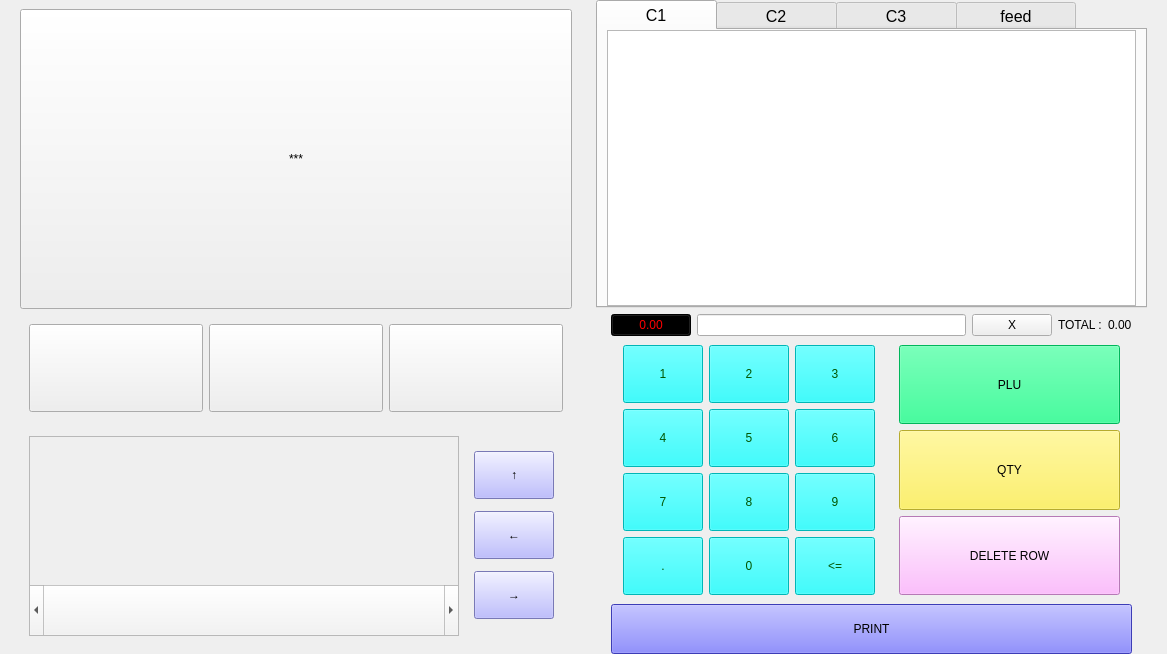
Old version of the form common_support/ui/UI.ui in the repository fazalfzl/choice.
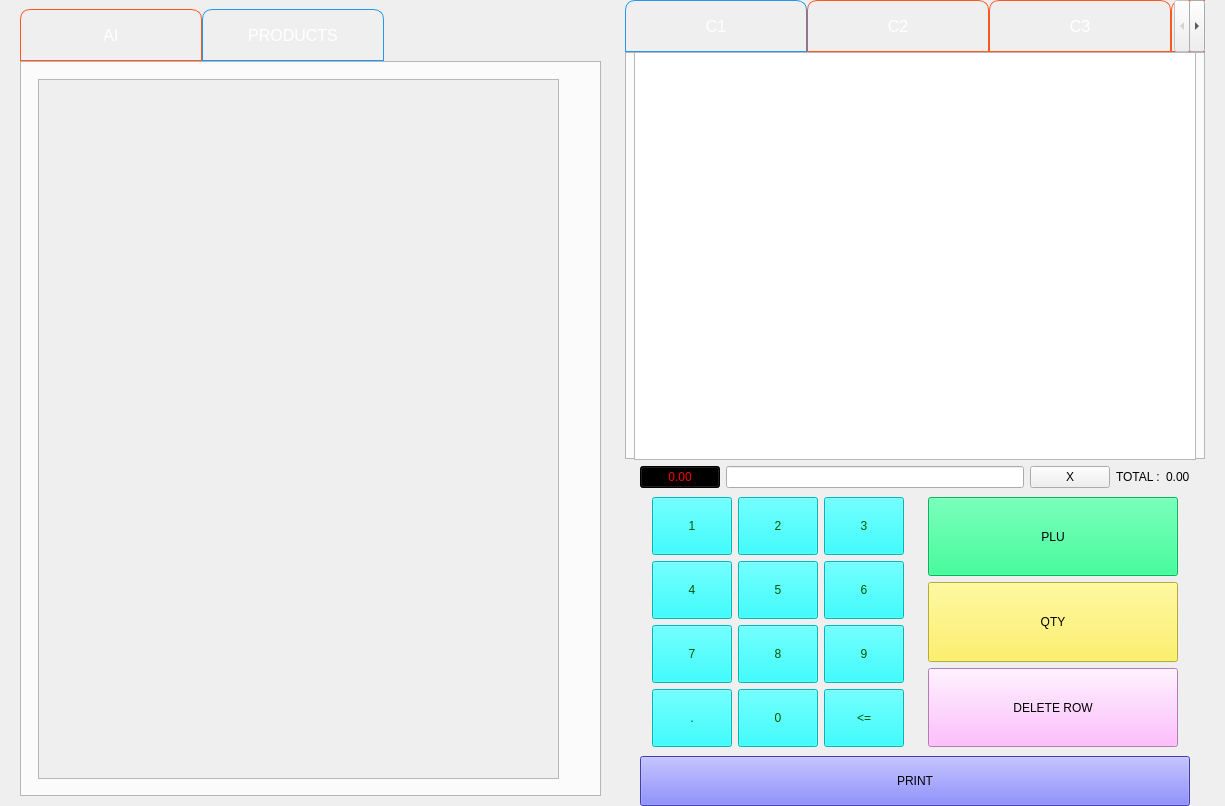
New version of the form. The open tabs and pages were chosen to show the change.

```diff
--- a/common_support/ui/UI.ui
+++ b/common_support/ui/UI.ui
@@ -6,8 +6,8 @@
    <rect>
     <x>0</x>
     <y>0</y>
-    <width>1167</width>
-    <height>654</height>
+    <width>1225</width>
+    <height>806</height>
    </rect>
   </property>
   <property name="windowTitle">
@@ -22,7 +22,59 @@
    </property>
    <item row="0" column="0">
     <widget class="QWidget" name="widget" native="true">
-     <layout class="QGridLayout" name="gridLayout_2" rowstretch="3,0,0">
+     <layout class="QGridLayout" name="gridLayout_17">
+      <item row="0" column="0">
+       <widget class="QTabWidget" name="tabWidget_2">
+        <property name="styleSheet">
+         <string notr="true">QTabWidget::pane {
+    background: #fff; 
+}
+
+QTabBar::tab {
+ height: 30px;  /* Adjust the height of the tabs */
+    width: 120px;  /* Adjust the width of the tabs */
+    font-size: 16px;  /* Adjust the font size of the tabs */
+    background: qlineargradient(x1: 0, y1: 0, x2: 0, y2: 1,
+                                stop: 0 #ff5722, stop: 1 #ff7043);
+    color: #fff;
+    padding: 10px 30px;
+    border-top-left-radius: 10px;
+    border-top-right-radius: 10px;
+    border-bottom-left-radius: 0px;
+    border-bottom-right-radius: 0px;
+    border: 1px solid #ff5722;  
+}
+ 
+QTabBar::tab:hover {
+    background: qlineargradient(x1: 0, y1: 0, x2: 0, y2: 1,
+                                stop: 0 #ff7043, stop: 1 #ff8a65);
+}
+ 
+QTabBar::tab:selected {
+    background: qlineargradient(x1: 0, y1: 0, x2: 0, y2: 1,
+                                stop: 0 #2196F3, stop: 1 #1976D2);
+    color: #fff;
+    border-top-left-radius: 10px;
+    border-top-right-radius: 10px;
+    border-bottom-left-radius: 0px;
+    border-bottom-right-radius: 0px;
+    border: 1px solid #2196F3;
+}
+ 
+QTabBar::tab:selected:hover {
+    background: qlineargradient(x1: 0, y1: 0, x2: 0, y2: 1,
+                                stop: 0 #1976D2, stop: 1 #0D47A1);
+}
+</string>
+        </property>
+        <property name="currentIndex">
+         <number>0</number>
+        </property>
+        <widget class="QWidget" name="tab">
+         <attribute name="title">
+          <string>AI</string>
+         </attribute>
+         <layout class="QGridLayout" name="gridLayout_2">
       <item row="1" column="0">
        <widget class="QWidget" name="widget_2" native="true">
         <property name="styleSheet">
@@ -84,40 +136,26 @@
         </property>
        </widget>
       </item>
-      <item row="2" column="0">
+         </layout>
+        </widget>
+        <widget class="QWidget" name="tab_2">
+         <attribute name="title">
+          <string>PRODUCTS</string>
+         </attribute>
+         <layout class="QGridLayout" name="gridLayout_18">
+          <item row="0" column="0">
        <widget class="QWidget" name="widget_10" native="true">
         <layout class="QGridLayout" name="gridLayout_14">
          <item row="0" column="0">
           <widget class="QScrollArea" name="scrollArea">
-           <property name="sizePolicy">
-            <sizepolicy hsizetype="Expanding" vsizetype="Maximum">
-             <horstretch>0</horstretch>
-             <verstretch>0</verstretch>
-            </sizepolicy>
-           </property>
-           <property name="minimumSize">
-            <size>
-             <width>0</width>
-             <height>200</height>
-            </size>
-           </property>
-           <property name="maximumSize">
-            <size>
-             <width>16777215</width>
-             <height>200</height>
-            </size>
-           </property>
            <property name="styleSheet">
-            <string notr="true">QScrollBar {
-width: 80px;
-height: 50px;
-}</string>
+                <string notr="true"/>
            </property>
            <property name="verticalScrollBarPolicy">
-            <enum>Qt::ScrollBarAlwaysOff</enum>
+                <enum>Qt::ScrollBarAsNeeded</enum>
            </property>
            <property name="horizontalScrollBarPolicy">
-            <enum>Qt::ScrollBarAlwaysOn</enum>
+                <enum>Qt::ScrollBarAsNeeded</enum>
            </property>
            <property name="widgetResizable">
             <bool>true</bool>
@@ -127,18 +165,11 @@
              <rect>
               <x>0</x>
               <y>0</y>
-              <width>478</width>
-              <height>148</height>
-             </rect>
-            </property>
-            <layout class="QHBoxLayout" name="horizontalLayout">
-             <property name="topMargin">
-              <number>0</number>
-             </property>
-             <property name="bottomMargin">
-              <number>0</number>
-             </property>
-            </layout>
+                  <width>521</width>
+                  <height>698</height>
+                 </rect>
+                </property>
+                <layout class="QGridLayout" name="gridLayout_20"/>
            </widget>
           </widget>
          </item>
@@ -150,50 +181,14 @@
 font: 81 24pt &quot;Rockwell Extra Bold&quot;;
 }</string>
            </property>
-           <layout class="QGridLayout" name="gridLayout_16">
-            <item row="0" column="0">
-             <widget class="QPushButton" name="PB_up_arrow">
-              <property name="sizePolicy">
-               <sizepolicy hsizetype="Maximum" vsizetype="Fixed">
-                <horstretch>0</horstretch>
-                <verstretch>0</verstretch>
-               </sizepolicy>
-              </property>
-              <property name="text">
-               <string>↑</string>
-              </property>
-             </widget>
-            </item>
-            <item row="1" column="0">
-             <widget class="QPushButton" name="PB_left_arrow">
-              <property name="sizePolicy">
-               <sizepolicy hsizetype="Maximum" vsizetype="Fixed">
-                <horstretch>0</horstretch>
-                <verstretch>0</verstretch>
-               </sizepolicy>
-              </property>
-              <property name="text">
-               <string>←</string>
-              </property>
-             </widget>
-            </item>
-            <item row="2" column="0">
-             <widget class="QPushButton" name="PB_right_arrow">
-              <property name="sizePolicy">
-               <sizepolicy hsizetype="Maximum" vsizetype="Fixed">
-                <horstretch>0</horstretch>
-                <verstretch>0</verstretch>
-               </sizepolicy>
-              </property>
-              <property name="text">
-               <string>→</string>
-              </property>
-             </widget>
-            </item>
+               <layout class="QGridLayout" name="gridLayout_16"/>
+              </widget>
+             </item>
            </layout>
           </widget>
          </item>
         </layout>
+        </widget>
        </widget>
       </item>
      </layout>
@@ -211,11 +206,48 @@
       <item row="0" column="0">
        <widget class="QTabWidget" name="tabWidget">
         <property name="styleSheet">
-         <string notr="true">QTabBar::tab {
-    height: 30px;  /* Adjust the height of the tabs */
+         <string notr="true"> 
+
+QTabWidget::pane {
+    background: #fff; 
+}
+
+QTabBar::tab {
+ height: 30px;  /* Adjust the height of the tabs */
     width: 120px;  /* Adjust the width of the tabs */
     font-size: 16px;  /* Adjust the font size of the tabs */
-}</string>
+    background: qlineargradient(x1: 0, y1: 0, x2: 0, y2: 1,
+                                stop: 0 #ff5722, stop: 1 #ff7043);
+    color: #fff;
+    padding: 10px 30px;
+    border-top-left-radius: 10px;
+    border-top-right-radius: 10px;
+    border-bottom-left-radius: 0px;
+    border-bottom-right-radius: 0px;
+    border: 1px solid #ff5722;  
+}
+ 
+QTabBar::tab:hover {
+    background: qlineargradient(x1: 0, y1: 0, x2: 0, y2: 1,
+                                stop: 0 #ff7043, stop: 1 #ff8a65);
+}
+ 
+QTabBar::tab:selected {
+    background: qlineargradient(x1: 0, y1: 0, x2: 0, y2: 1,
+                                stop: 0 #2196F3, stop: 1 #1976D2);
+    color: #fff;
+    border-top-left-radius: 10px;
+    border-top-right-radius: 10px;
+    border-bottom-left-radius: 0px;
+    border-bottom-right-radius: 0px;
+    border: 1px solid #2196F3;
+}
+ 
+QTabBar::tab:selected:hover {
+    background: qlineargradient(x1: 0, y1: 0, x2: 0, y2: 1,
+                                stop: 0 #1976D2, stop: 1 #0D47A1);
+}
+</string>
         </property>
         <property name="currentIndex">
          <number>0</number>
```
Lines whose indentation alone changed are shown as unchanged.
